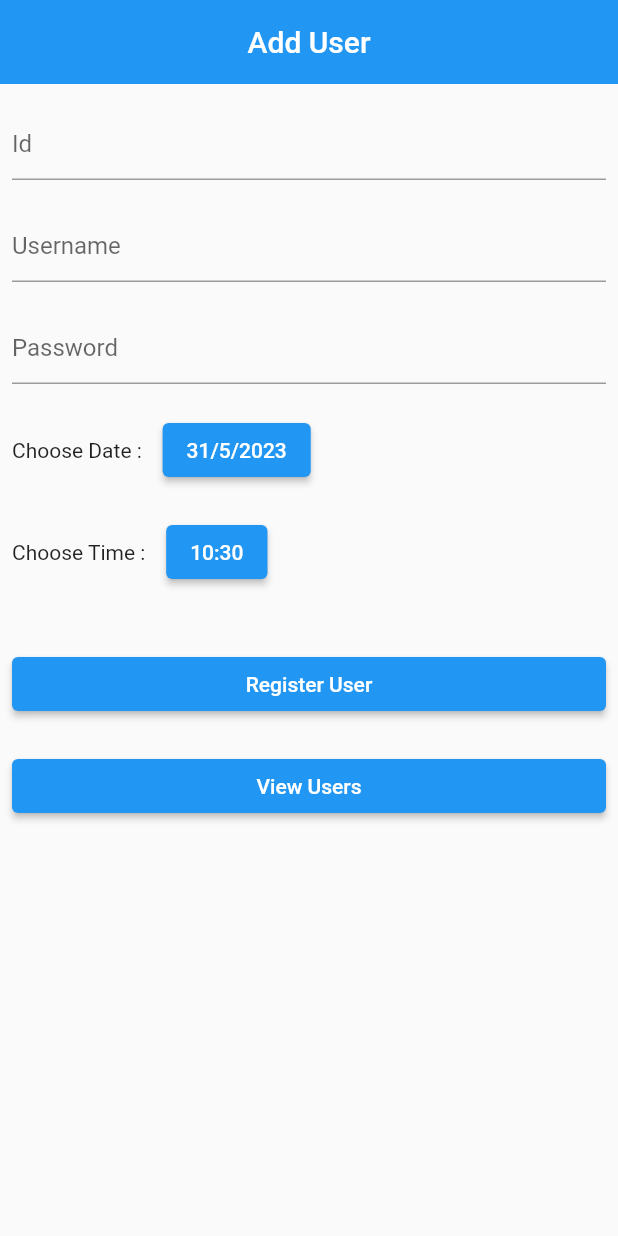
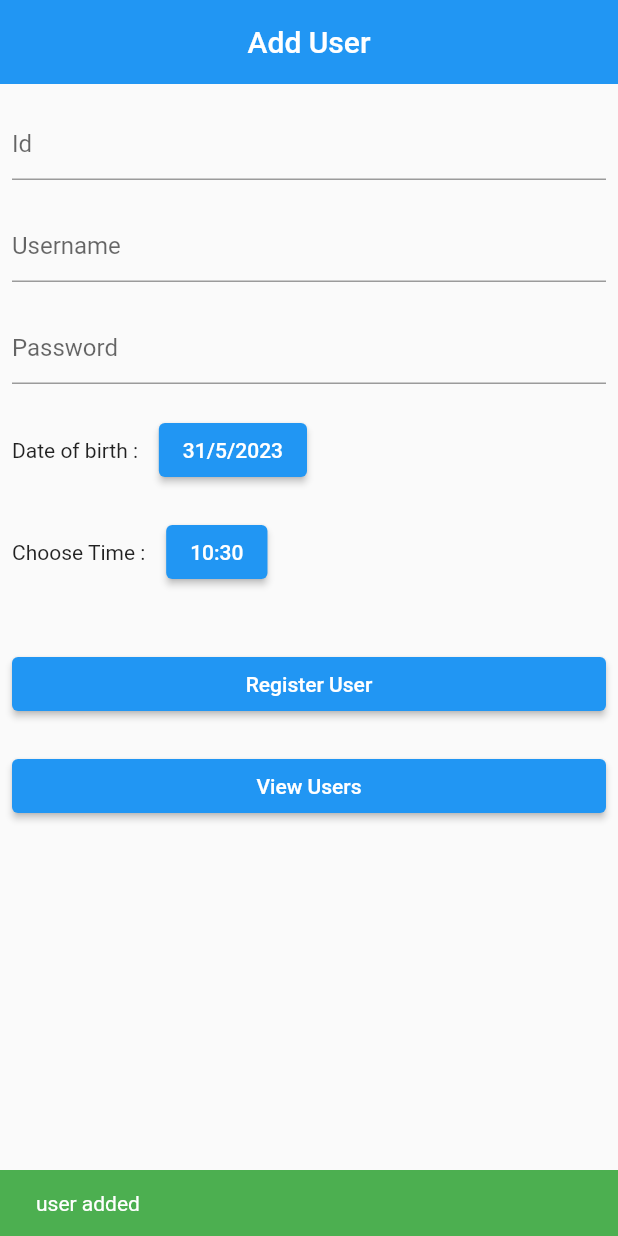
Before and after one commit to manisha54/FlutterApp, a Flutter app: the screen it shows after launch, after a tap on "Register User", on a phone screen of 412 x 824 dp. Run offline on Flutter 3.47's test engine with Material 2 defaults, Android fonts, the phone set to English and light mode, and no system bars; our stand-ins replace get_it, shared_preferences; accounts and stored records are empty.

Commit message:
week 6 of lab1 done

```diff
--- a/week6_lab1/lib/view/add_user_view.dart
+++ b/week6_lab1/lib/view/add_user_view.dart
@@ -20,6 +20,8 @@ class _AddUserViewState extends State<AddUserView> {
 
   TimeOfDay? time = TimeOfDay.now();
   DateTime? date = DateTime.now();
+
+
 
   @override
   Widget build(BuildContext context) {
@@ -64,13 +66,13 @@ class _AddUserViewState extends State<AddUserView> {
                 gap,
                 Row(
                   children: [
-                    const Text('Choose Date :    '),
+                    const Text('Date of birth :    '),
                     ElevatedButton(
                       onPressed: () async {
                         DateTime? newDate = await showDatePicker(
                           context: context,
                           initialDate: date!,
-                          firstDate: DateTime.now(),
+                          firstDate: DateTime(2000),
                           lastDate: DateTime.now(),
                         );
                         if (newDate != null) {
@@ -110,7 +112,14 @@ class _AddUserViewState extends State<AddUserView> {
                       User user =
                           User(id: id, name: name, date: date, time: time);
                       getIt<UserRepository>().addUser(user);
+                       ScaffoldMessenger.of(context).showSnackBar(
+                    const SnackBar(
+                      content: Text('user added'),
+                      backgroundColor: Colors.green,
+                    ),
+                  );
                     },
+
                     child: const Text('Register User'),
                   ),
                 ),
@@ -124,6 +133,7 @@ class _AddUserViewState extends State<AddUserView> {
                     child: const Text('View Users'),
                   ),
                 ),
+
               ],
             ),
           ),
```
